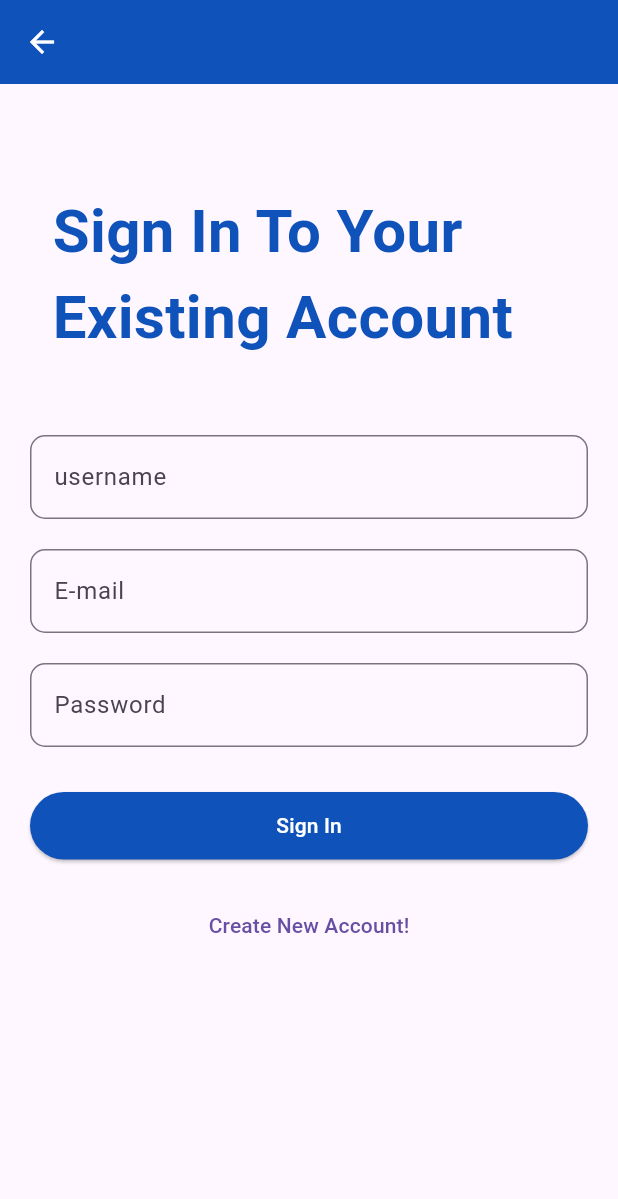
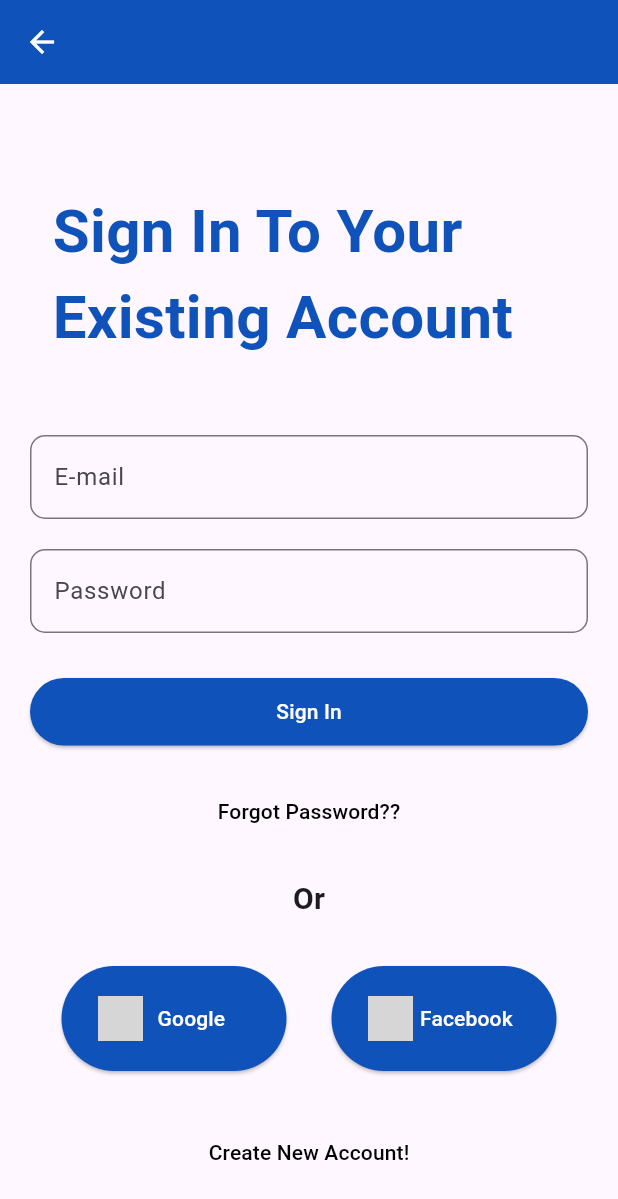
Before and after one commit to negiritesh002/KESARII, a Flutter app: the screen it shows after launch, after a tap on "Sign In", on a phone screen of 412 x 824 dp. Shown: the top 1199 px of the screen. Run offline on Flutter 3.47's test engine with Material 3 defaults, Android fonts, the phone set to English and light mode, and no system bars; network calls fail; grey boxes are pictures that could not be loaded.

Commit message:
commited 2nd october changes

```diff
--- a/lib/mainhome.dart
+++ b/lib/mainhome.dart
@@ -38,7 +38,6 @@ class _HomeState extends State<Home> {
         backgroundColor: Color(0xFF0F52BA),
       ),
       body: CircleAvatar(
-
       ),
       bottomNavigationBar: Container(
       ),
--- a/lib/signin_page.dart
+++ b/lib/signin_page.dart
@@ -1,3 +1,4 @@
+import 'package:flutter/cupertino.dart';
 import 'package:flutter/material.dart';
 import 'package:validate/Signup_page.dart';
 import 'package:validate/mainhome.dart';
@@ -10,6 +11,9 @@ class Signinpage extends StatefulWidget {
 }
 
 class _SigninpageState extends State<Signinpage> {
+
+  TextEditingController _EmailController = TextEditingController();
+
   @override
   Widget build(BuildContext context) {
     return Scaffold(
@@ -43,13 +47,6 @@ class _SigninpageState extends State<Signinpage> {
               ),
               TextFormField(
                 decoration: InputDecoration(
-                    labelText: "username",
-                    border: OutlineInputBorder(
-                        borderRadius: BorderRadius.circular(10.0))),
-              ),
-              SizedBox(height: 20),
-              TextFormField(
-                decoration: InputDecoration(
                     labelText: "E-mail",
                     border: OutlineInputBorder(
                         borderRadius: BorderRadius.circular(10.0))),
@@ -81,6 +78,61 @@ class _SigninpageState extends State<Signinpage> {
               SizedBox(
                 height: 20,
               ),
+              TextButton(onPressed: () {
+
+              }, child: Text("Forgot Password??",style:TextStyle(color: Colors.black))),
+              SizedBox(
+                height: 20,
+              ),
+              Text("Or",style: TextStyle(fontSize: 20,fontWeight: FontWeight.bold),),
+              SizedBox(
+                height: 30,
+              ),
+              Row(
+                mainAxisAlignment: MainAxisAlignment.center,
+                children: [
+                  SizedBox(
+                    height: 70,
+                    width: 150,
+                    child: ElevatedButton(
+                        style: ButtonStyle(
+                           backgroundColor: WidgetStatePropertyAll(Color(0xFF0F52BA))),
+                        onPressed: () {},
+                        child: Row(
+                          children: [
+                            Image.network("https://imgs.search.brave.com/5Ocquja-Nzsi1hmN1Aw-DTE0W3WHDmxwUYkxm-2_NAA/"
+                                "rs:fit:860:0:0:0/g:ce/aHR0cHM6Ly9mcmVl/bG9nb3BuZy5jb20v/aW1hZ2VzL2FsbF9p/bWcvMTY1Nzk1NTA3/OWd"
+                                "vb2dsZS1pY29u/LXBuZy5wbmc",width: 30,height: 30,),
+                            SizedBox(width: 10,),
+                            Text("Google",style: TextStyle(color: Colors.white),)
+                          ],
+                        )),
+                  ),
+                  SizedBox(
+                    width: 30,
+                  ),
+                  SizedBox(
+                    height: 70,
+                    width: 150,
+                    child: ElevatedButton(
+                        style: ButtonStyle(
+                            backgroundColor: WidgetStatePropertyAll(Color(0xFF0F52BA))),
+                        onPressed: () {},
+                        child: Row(
+                          children: [
+                            Image.network("https://imgs.search.brave.com/wCrDzp5BZ3Ra6osld8Edv2gSrsgaoyH1lNj4uHCi"
+                                "6hI/rs:fit:860:0:0:0/g:ce/aHR0cHM6Ly9wbHVz/cG5nLmNvbS9pbWct/cG5nL2ZhY2Vib29r/LWhkLXB"
+                                "uZy1mYWNl/Ym9vay1zb2NpYWwt/c29jaWFsLW1lZGlh/LWljb24tMjU2LnBu/Zw",width: 30,height: 30,),
+                            SizedBox(width: 5,),
+                            Text("Facebook",style: TextStyle(color: Colors.white),)
+                          ],
+                        )),
+                  ),
+                ],
+              ),
+              SizedBox(
+                height: 30,
+              ),
               TextButton(
                   onPressed: () {
                     Navigator.push(context, MaterialPageRoute(
@@ -89,7 +141,7 @@ class _SigninpageState extends State<Signinpage> {
                       },
                     ));
                   },
-                  child: Text("Create New Account!"))
+                  child: Text("Create New Account!",style:TextStyle(color: Colors.black)))
             ],
           ),
         )),
```
